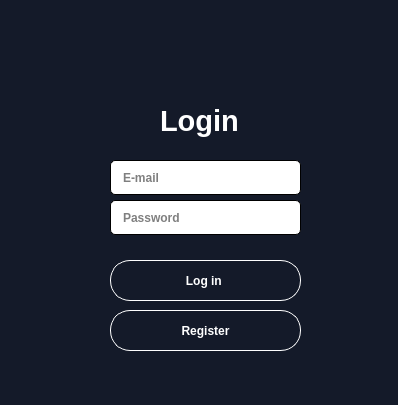
Before: the Qt Designer form Ui/login.ui in devlovato/Projeto-PyQt5---CRUD-, drawn with Qt 5.
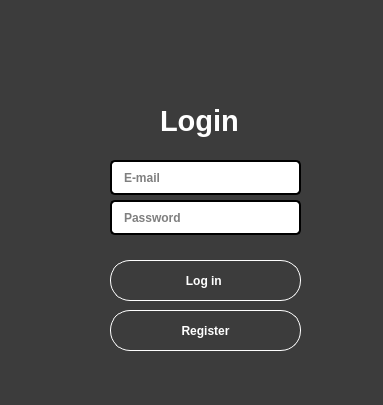
After: the same form once the commit is applied. Icons and pictures are not drawn.

Commit message: Adicionado Design

What changed in the file:
```diff
--- a/Ui/login.ui
+++ b/Ui/login.ui
@@ -6,7 +6,7 @@
    <rect>
     <x>0</x>
     <y>0</y>
-    <width>398</width>
+    <width>383</width>
     <height>405</height>
    </rect>
   </property>
@@ -20,7 +20,7 @@
    <string>Form</string>
   </property>
   <property name="styleSheet">
-   <string notr="true">background-color: rgb(20, 26, 41);</string>
+   <string notr="true">background-color: rgb(60,60,60);</string>
   </property>
   <widget class="QLineEdit" name="lineEdit">
    <property name="geometry">
@@ -32,12 +32,19 @@
     </rect>
    </property>
    <property name="styleSheet">
-    <string notr="true">background-color: rgb(255, 255, 255);
+    <string notr="true">QLineEdit{
+background-color: rgb(255, 255, 255);
 border-style:outset;
 border-radius:5px;
 border-color: Black;
 padding:10px;
-border-width:1px;</string>
+border-width:1px;
+border : 2px solid black	;
+}
+QLineEdit:hover{
+border : 2px solid #1E90FF	;
+
+}</string>
    </property>
    <property name="placeholderText">
     <string>E-mail</string>
@@ -53,12 +60,19 @@
     </rect>
    </property>
    <property name="styleSheet">
-    <string notr="true">background-color: rgb(255, 255, 255);
+    <string notr="true">QLineEdit{
+background-color: rgb(255, 255, 255);
 border-style:outset;
 border-radius:5px;
 border-color: Black;
 padding:10px;
-border-width:1px;</string>
+border-width:1px;
+border : 2px solid black	;
+}
+QLineEdit:hover{
+border : 2px solid #1E90FF	;
+
+}</string>
    </property>
    <property name="echoMode">
     <enum>QLineEdit::Password</enum>
@@ -83,11 +97,20 @@
     </font>
    </property>
    <property name="styleSheet">
-    <string notr="true">color: rgb(255, 255, 255);
+    <string notr="true">QPushButton{
+color: rgb(255, 255, 255);
 border-style:outset;
 border-radius:20px;
 border-color: white;
-border-width:1px;</string>
+border-width:1px;
+}
+QPushButton:hover{
+background-color:#1E90FF	;
+}
+
+
+
+</string>
    </property>
    <property name="text">
     <string>Log in </string>
@@ -161,11 +184,18 @@
     </font>
    </property>
    <property name="styleSheet">
-    <string notr="true">color: rgb(255, 255, 255);
+    <string notr="true">QPushButton{
+color: rgb(255, 255, 255);
 border-style:outset;
 border-radius:20px;
 border-color: white;
-border-width:1px;</string>
+border-width:1px;
+}
+QPushButton:hover{
+background-color:#00FF7F	;
+}
+
+</string>
    </property>
    <property name="text">
     <string>Register</string>
```
The commit also changes 2 other files.
